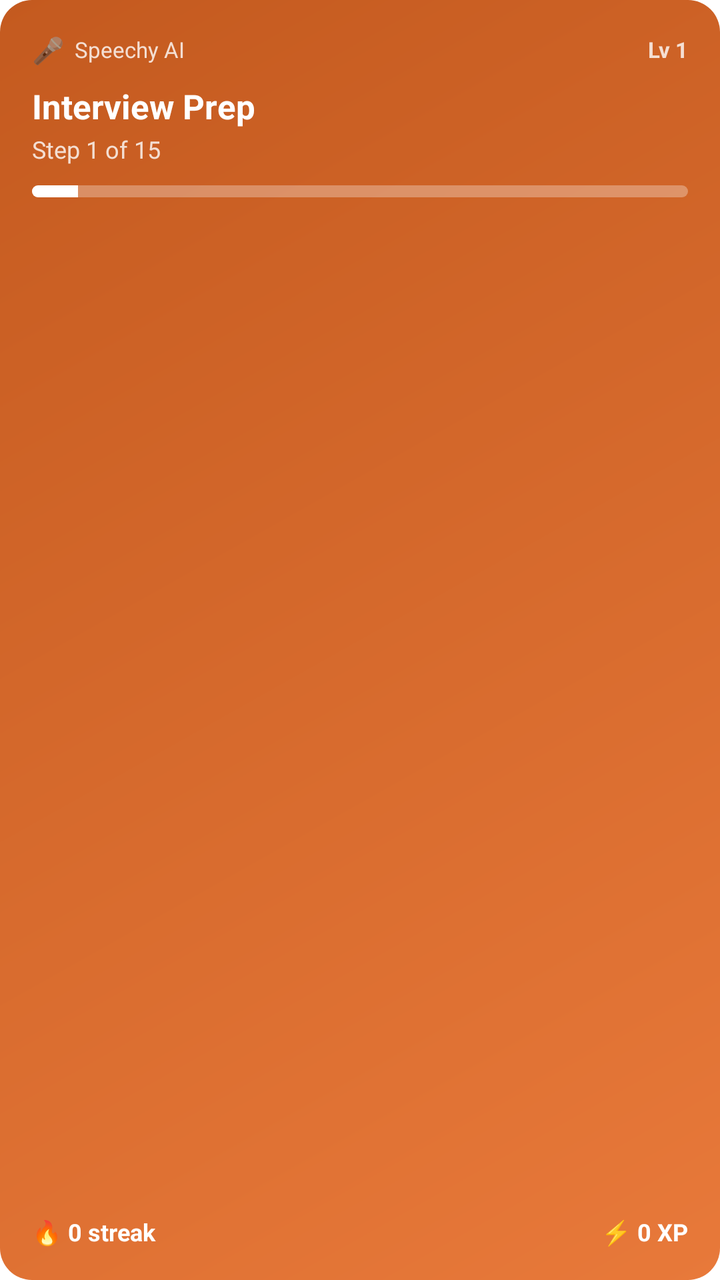
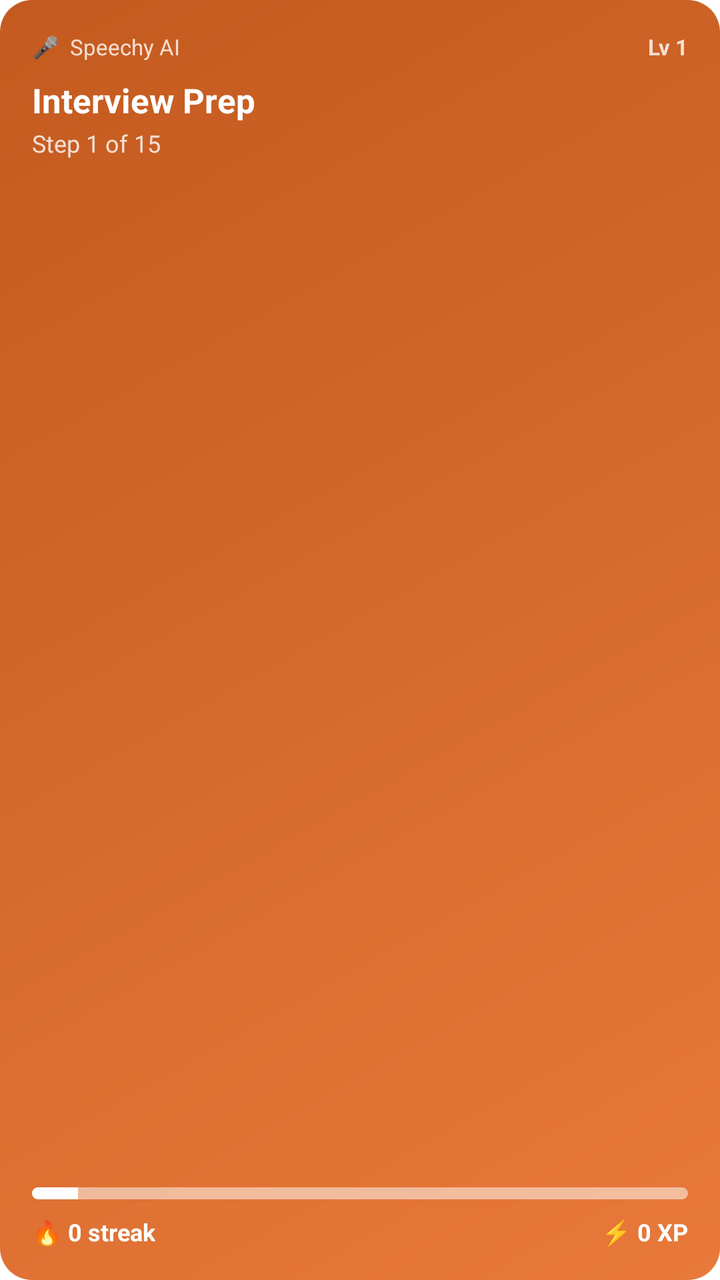

Compare the two renders of this Android layout. The source of the first and the diff that turns it into the second are given below.
<!-- AndroidManifest.xml: fallback theme Theme.MaterialComponents.DayNight.NoActionBar -->
<!-- res/layout/roadmap_widget.xml -->
<?xml version="1.0" encoding="utf-8"?>
<LinearLayout xmlns:android="http://schemas.android.com/apk/res/android"
    android:id="@+id/roadmap_widget_root"
    android:layout_width="match_parent"
    android:layout_height="match_parent"
    android:background="@drawable/widget_bg_roadmap"
    android:orientation="vertical"
    android:padding="16dp">

    
    <LinearLayout
        android:layout_width="match_parent"
        android:layout_height="wrap_content"
        android:orientation="horizontal"
        android:gravity="center_vertical">

        <TextView
            android:layout_width="wrap_content"
            android:layout_height="wrap_content"
            android:text="🎤"
            android:textSize="13sp" />

        <TextView
            android:layout_width="0dp"
            android:layout_height="wrap_content"
            android:layout_weight="1"
            android:layout_marginStart="5dp"
            android:text="Speechy AI"
            android:textColor="#CCFFFFFF"
            android:textSize="11sp" />

        
        <TextView
            android:id="@+id/roadmap_level"
            android:layout_width="wrap_content"
            android:layout_height="wrap_content"
            android:text="Lv 1"
            android:textColor="#CCFFFFFF"
            android:textSize="11sp"
            android:textStyle="bold" />

    </LinearLayout>

    
    <TextView
        android:id="@+id/roadmap_title"
        android:layout_width="match_parent"
        android:layout_height="wrap_content"
        android:layout_marginTop="8dp"
        android:text="Interview Prep"
        android:textColor="#FFFFFF"
        android:textSize="17sp"
        android:textStyle="bold"
        android:maxLines="1"
        android:ellipsize="end" />

    
    <TextView
        android:id="@+id/roadmap_step"
        android:layout_width="match_parent"
        android:layout_height="wrap_content"
        android:layout_marginTop="2dp"
        android:text="Step 1 of 15"
        android:textColor="#CCFFFFFF"
        android:textSize="12sp" />

    
    <ProgressBar
        android:id="@+id/roadmap_progress"
        style="@android:style/Widget.ProgressBar.Horizontal"
        android:layout_width="match_parent"
        android:layout_height="6dp"
        android:layout_marginTop="10dp"
        android:max="100"
        android:progress="7"
        android:progressDrawable="@drawable/widget_progress_roadmap" />

    
    <View
        android:layout_width="0dp"
        android:layout_height="0dp"
        android:layout_weight="1" />

    
    <LinearLayout
        android:layout_width="match_parent"
        android:layout_height="wrap_content"
        android:orientation="horizontal">

        <TextView
            android:id="@+id/roadmap_streak"
            android:layout_width="0dp"
            android:layout_height="wrap_content"
            android:layout_weight="1"
            android:text="🔥 0 streak"
            android:textColor="#FFFFFF"
            android:textSize="12sp"
            android:textStyle="bold" />

        <TextView
            android:id="@+id/roadmap_xp"
            android:layout_width="wrap_content"
            android:layout_height="wrap_content"
            android:text="⚡ 0 XP"
            android:textColor="#FFFFFF"
            android:textSize="12sp"
            android:textStyle="bold" />

    </LinearLayout>

</LinearLayout>
<!-- resources referenced by this layout -->
<resources>
  <!-- drawable widget_bg_roadmap (drawable) -->
  <?xml version="1.0" encoding="utf-8"?>
  <shape xmlns:android="http://schemas.android.com/apk/res/android"
      android:shape="rectangle">
      <gradient
          android:startColor="#E8793A"
          android:endColor="#C45A1F"
          android:angle="135" />
      <corners android:radius="16dp" />
  </shape>
  <!-- drawable widget_progress_roadmap (drawable) -->
  <?xml version="1.0" encoding="utf-8"?>
  <layer-list xmlns:android="http://schemas.android.com/apk/res/android">
      <item android:id="@android:id/background">
          <shape>
              <solid android:color="#4DFFFFFF" />
              <corners android:radius="4dp" />
          </shape>
      </item>
      <item android:id="@android:id/progress">
          <clip>
              <shape>
                  <solid android:color="#FFFFFF" />
                  <corners android:radius="4dp" />
              </shape>
          </clip>
      </item>
  </layer-list>
</resources>

<!-- the commit's change to res/layout/roadmap_widget.xml (unified diff, before → after) -->
@@ -1,51 +1,39 @@
 <?xml version="1.0" encoding="utf-8"?>
-<LinearLayout xmlns:android="http://schemas.android.com/apk/res/android"
+<RelativeLayout xmlns:android="http://schemas.android.com/apk/res/android"
     android:id="@+id/roadmap_widget_root"
     android:layout_width="match_parent"
     android:layout_height="match_parent"
     android:background="@drawable/widget_bg_roadmap"
-    android:orientation="vertical"
     android:padding="16dp">
 
     
-    <LinearLayout
-        android:layout_width="match_parent"
+    <TextView
+        android:id="@+id/app_header"
+        android:layout_width="wrap_content"
         android:layout_height="wrap_content"
-        android:orientation="horizontal"
-        android:gravity="center_vertical">
+        android:layout_alignParentStart="true"
+        android:layout_alignParentTop="true"
+        android:text="🎤  Speechy AI"
+        android:textColor="#CCFFFFFF"
+        android:textSize="11sp" />
 
-        <TextView
-            android:layout_width="wrap_content"
-            android:layout_height="wrap_content"
-            android:text="🎤"
-            android:textSize="13sp" />
-
-        <TextView
-            android:layout_width="0dp"
-            android:layout_height="wrap_content"
-            android:layout_weight="1"
-            android:layout_marginStart="5dp"
-            android:text="Speechy AI"
-            android:textColor="#CCFFFFFF"
-            android:textSize="11sp" />
-
-        
-        <TextView
-            android:id="@+id/roadmap_level"
-            android:layout_width="wrap_content"
-            android:layout_height="wrap_content"
-            android:text="Lv 1"
-            android:textColor="#CCFFFFFF"
-            android:textSize="11sp"
-            android:textStyle="bold" />
-
-    </LinearLayout>
+    <TextView
+        android:id="@+id/roadmap_level"
+        android:layout_width="wrap_content"
+        android:layout_height="wrap_content"
+        android:layout_alignParentEnd="true"
+        android:layout_alignParentTop="true"
+        android:text="Lv 1"
+        android:textColor="#CCFFFFFF"
+        android:textSize="11sp"
+        android:textStyle="bold" />
 
     
     <TextView
         android:id="@+id/roadmap_title"
         android:layout_width="match_parent"
         android:layout_height="wrap_content"
+        android:layout_below="@id/app_header"
         android:layout_marginTop="8dp"
         android:text="Interview Prep"
         android:textColor="#FFFFFF"
@@ -59,10 +47,34 @@
         android:id="@+id/roadmap_step"
         android:layout_width="match_parent"
         android:layout_height="wrap_content"
+        android:layout_below="@id/roadmap_title"
         android:layout_marginTop="2dp"
         android:text="Step 1 of 15"
         android:textColor="#CCFFFFFF"
         android:textSize="12sp" />
+
+    
+    <TextView
+        android:id="@+id/roadmap_streak"
+        android:layout_width="wrap_content"
+        android:layout_height="wrap_content"
+        android:layout_alignParentBottom="true"
+        android:layout_alignParentStart="true"
+        android:text="🔥 0 streak"
+        android:textColor="#FFFFFF"
+        android:textSize="12sp"
+        android:textStyle="bold" />
+
+    <TextView
+        android:id="@+id/roadmap_xp"
+        android:layout_width="wrap_content"
+        android:layout_height="wrap_content"
+        android:layout_alignParentBottom="true"
+        android:layout_alignParentEnd="true"
+        android:text="⚡ 0 XP"
+        android:textColor="#FFFFFF"
+        android:textSize="12sp"
+        android:textStyle="bold" />
 
     
     <ProgressBar
@@ -70,42 +82,11 @@
         style="@android:style/Widget.ProgressBar.Horizontal"
         android:layout_width="match_parent"
         android:layout_height="6dp"
-        android:layout_marginTop="10dp"
+        android:layout_above="@id/roadmap_streak"
+        android:layout_marginBottom="8dp"
         android:max="100"
         android:progress="7"
-        android:progressDrawable="@drawable/widget_progress_roadmap" />
+        android:progressDrawable="@drawable/widget_progress_roadmap"
+        android:background="@drawable/widget_progress_roadmap_bg" />
 
-    
-    <View
-        android:layout_width="0dp"
-        android:layout_height="0dp"
-        android:layout_weight="1" />
-
-    
-    <LinearLayout
-        android:layout_width="match_parent"
-        android:layout_height="wrap_content"
-        android:orientation="horizontal">
-
-        <TextView
-            android:id="@+id/roadmap_streak"
-            android:layout_width="0dp"
-            android:layout_height="wrap_content"
-            android:layout_weight="1"
-            android:text="🔥 0 streak"
-            android:textColor="#FFFFFF"
-            android:textSize="12sp"
-            android:textStyle="bold" />
-
-        <TextView
-            android:id="@+id/roadmap_xp"
-            android:layout_width="wrap_content"
-            android:layout_height="wrap_content"
-            android:text="⚡ 0 XP"
-            android:textColor="#FFFFFF"
-            android:textSize="12sp"
-            android:textStyle="bold" />
-
-    </LinearLayout>
-
-</LinearLayout>
+</RelativeLayout>
<!-- resource entries referenced after the edit -->
@@ -28,5 +28,11 @@
           </clip>
       </item>
   </layer-list>
+  <!-- drawable widget_progress_roadmap_bg (drawable) -->
+  <?xml version="1.0" encoding="utf-8"?>
+  <shape xmlns:android="http://schemas.android.com/apk/res/android">
+      <solid android:color="#4DFFFFFF" />
+      <corners android:radius="4dp" />
+  </shape>
 </resources>
 
